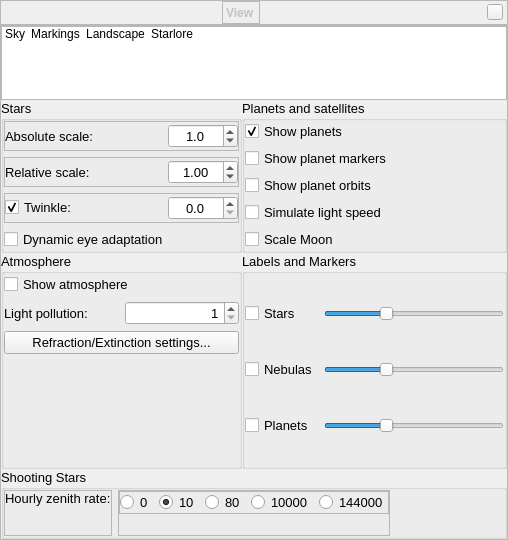
The window that src/gui/viewDialog.ui (519984307/stellarium_src) describes before a commit, drawn with Qt 5.
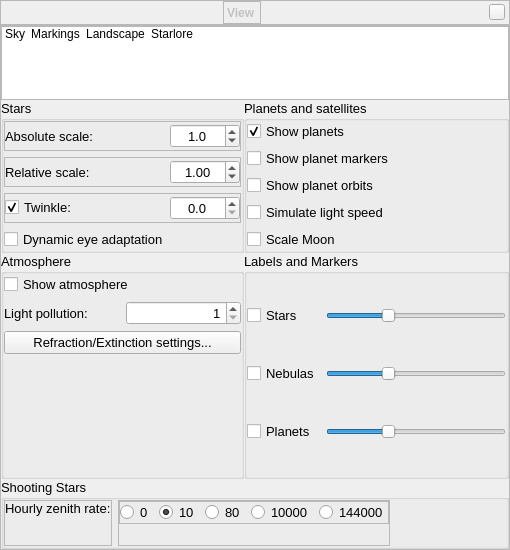
The same window after the commit. Icons and pictures are not drawn. Custom widgets are drawn as their Qt base class.

Commit message: tab stops and ordering of controls in viewDialog.ui

The edit to the form file:
```diff
--- a/src/gui/viewDialog.ui
+++ b/src/gui/viewDialog.ui
@@ -6,8 +6,8 @@
    <rect>
     <x>0</x>
     <y>0</y>
-    <width>508</width>
-    <height>540</height>
+    <width>510</width>
+    <height>550</height>
    </rect>
   </property>
   <property name="font">
```
Left out of the diff: 29 changed lines with no effect on the pictures.
